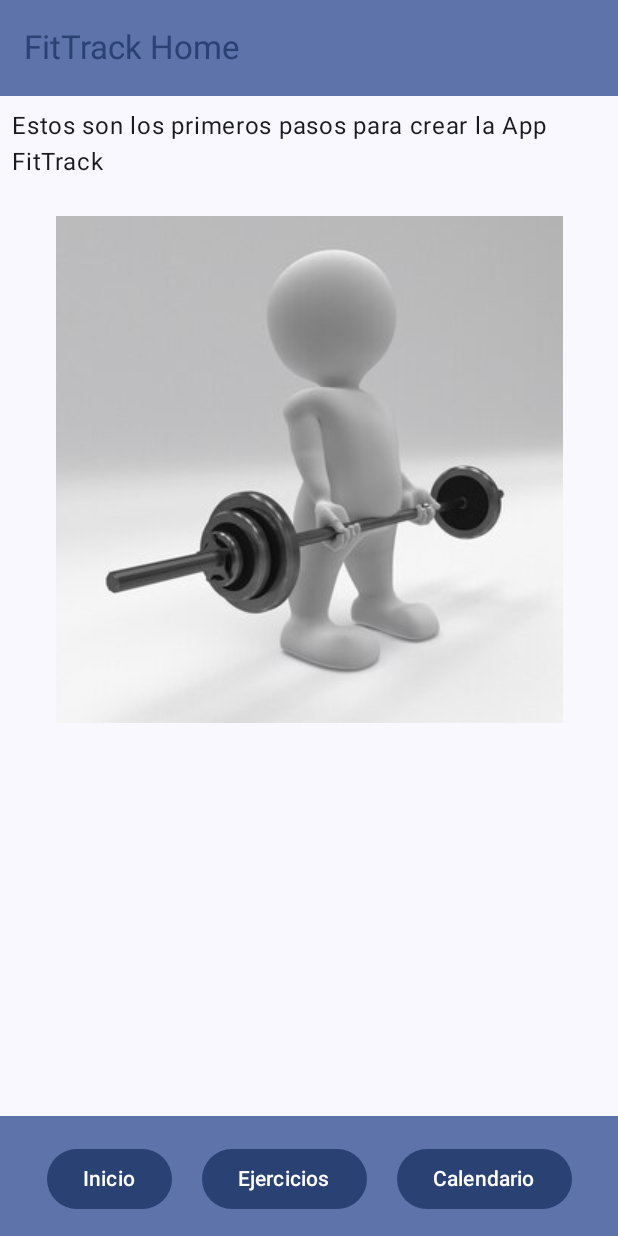
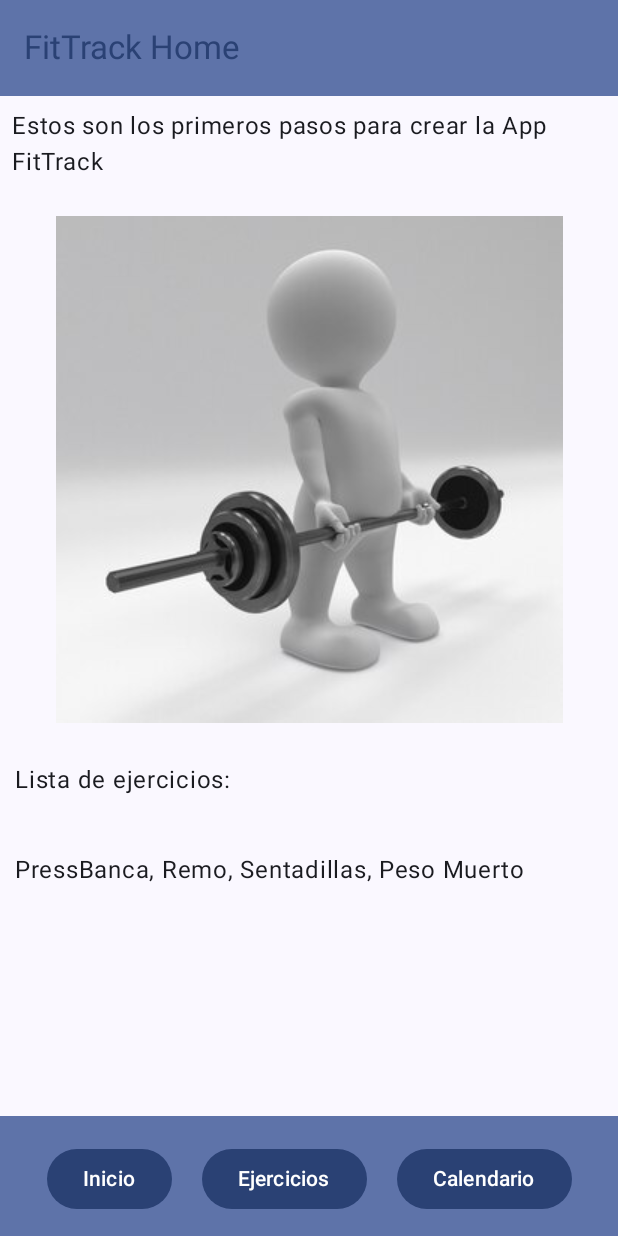
Before and after one commit to Iagofdez99/FitTrack, an Android app built with Jetpack Compose: the screen it shows after launch (MainActivity), on a phone screen of 412 x 824 dp. Run offline under Robolectric (Android 15) with nearby library versions, the phone set to English and light mode, and no system bars.

Commit message:
Lista de ejercicios

```diff
--- a/app/src/main/java/com/iagofdezperez/fittrack/MainActivity.kt
+++ b/app/src/main/java/com/iagofdezperez/fittrack/MainActivity.kt
@@ -16,6 +16,7 @@ import androidx.compose.foundation.layout.fillMaxWidth
 import androidx.compose.foundation.layout.padding
 import androidx.compose.foundation.layout.size
 import androidx.compose.foundation.layout.width
+import androidx.compose.foundation.lazy.LazyColumn
 import androidx.compose.material.icons.Icons
 import androidx.compose.material.icons.filled.Add
 import androidx.compose.material3.BottomAppBar
@@ -130,9 +131,13 @@ fun ScaffoldApp(){
                 )
             }
 
+            Text(text = "Lista de ejercicios: " , Modifier.padding(10.dp))
 
+            Row(Modifier.padding(10.dp)){
+                var lista : List<String> = mutableListOf("PressBanca","Remo","Sentadillas","Peso Muerto")
+                ListaEjercicios(ejercicios = lista)
+            }
         }
-
     }
 }
 
@@ -140,7 +145,7 @@ fun ScaffoldApp(){
 fun ListaEjercicios(ejercicios: List<String>){
 
     Column(){
-        ejercicios.joinToString()
+        Text(text = ejercicios.joinToString())
     }
 }
 
```
